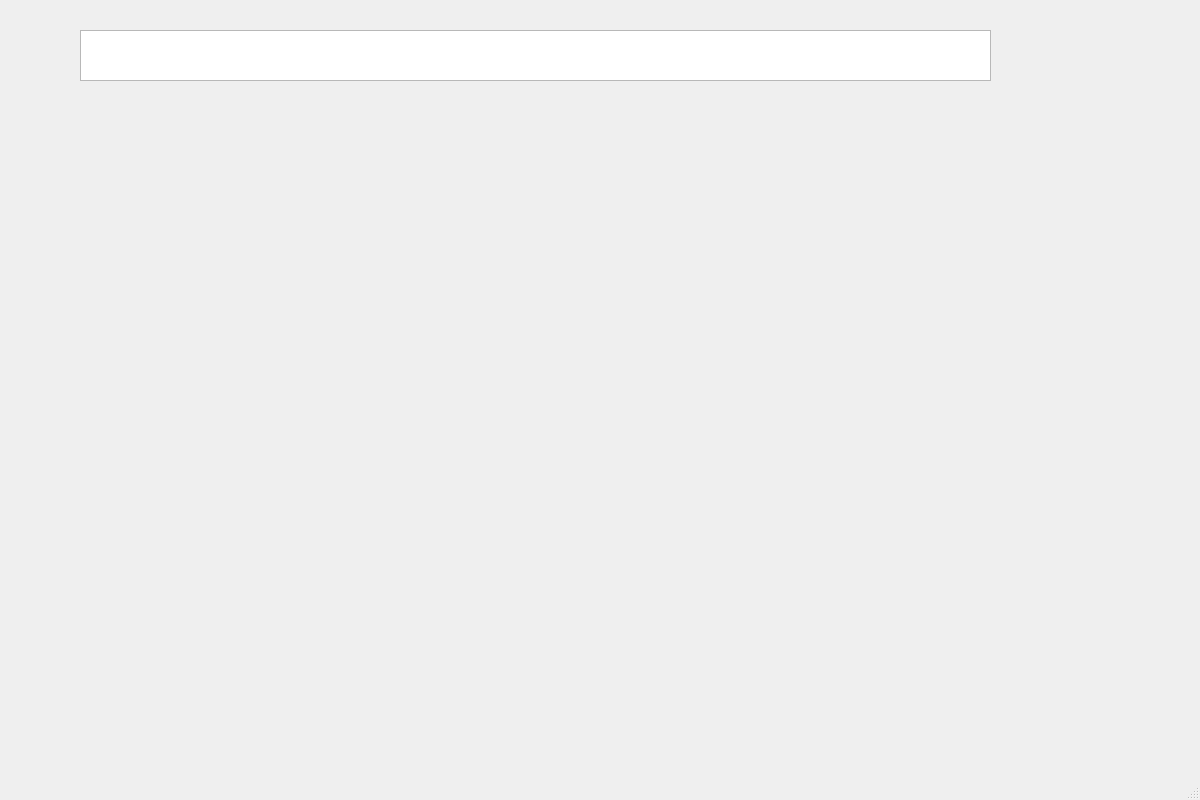
Above: searchpage.ui from sgomez14/team-cook2 before the change. Below: the same form after it.
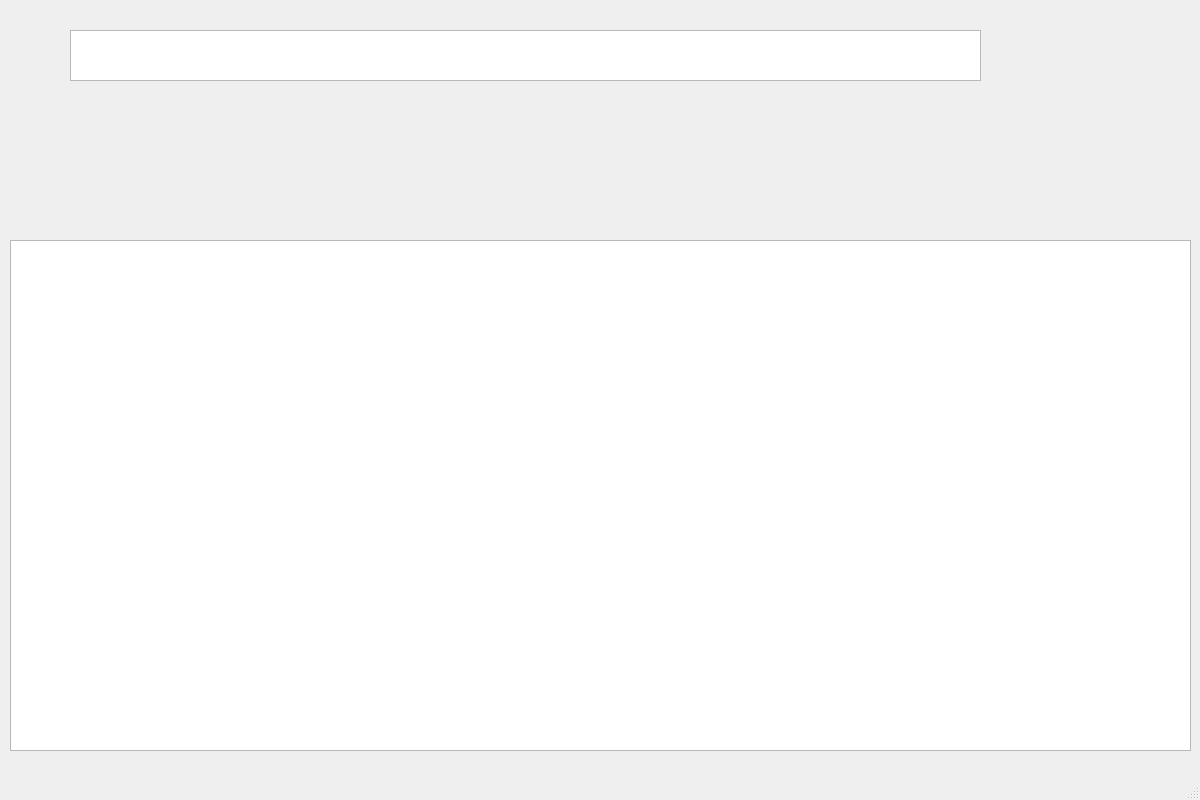
That is the form after the change.

```diff
--- a/searchpage.ui
+++ b/searchpage.ui
@@ -29,13 +29,23 @@
    <widget class="QTextEdit" name="textEdit">
     <property name="geometry">
      <rect>
-      <x>80</x>
+      <x>70</x>
       <y>30</y>
       <width>911</width>
       <height>51</height>
      </rect>
     </property>
    </widget>
+   <widget class="QListWidget" name="listWidget">
+    <property name="geometry">
+     <rect>
+      <x>10</x>
+      <y>240</y>
+      <width>1181</width>
+      <height>511</height>
+     </rect>
+    </property>
+   </widget>
   </widget>
   <widget class="QMenuBar" name="menubar">
    <property name="geometry">
```
